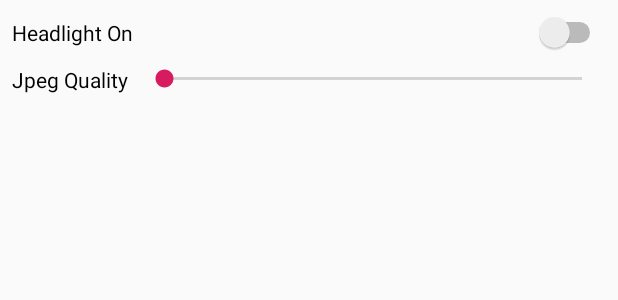
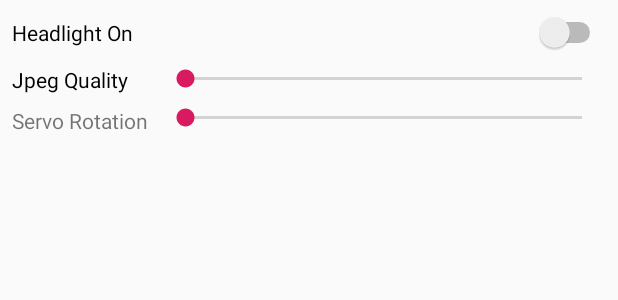
Before and after one commit to philiprodriguez/Project-Rover, an Android app: the layout dialog_server_settings.xml on its own in the app's theme, with its tools: preview values and no code run, on a phone screen of 412 x 824 dp. Shown: the top 300 px of the screen. Run offline under Robolectric (Android 15) with nearby library versions, the phone set to English and light mode, and no system bars; network calls fail.

Commit message:
Initial camera tilt support

```diff
--- a/projectroverclient/src/main/res/layout/dialog_server_settings.xml
+++ b/projectroverclient/src/main/res/layout/dialog_server_settings.xml
@@ -22,11 +22,11 @@
         android:id="@+id/sebJpegQuality"
         android:layout_width="0dp"
         android:layout_height="wrap_content"
-        android:layout_marginStart="8dp"
+        android:layout_marginStart="0dp"
         android:layout_marginTop="8dp"
         android:layout_marginEnd="8dp"
         app:layout_constraintEnd_toEndOf="parent"
-        app:layout_constraintStart_toEndOf="@+id/textView3"
+        app:layout_constraintStart_toStartOf="@+id/sebServoRot"
         app:layout_constraintTop_toBottomOf="@+id/switchHeadlightOn" />
 
     <TextView
@@ -40,4 +40,26 @@
         app:layout_constraintStart_toStartOf="parent"
         app:layout_constraintTop_toBottomOf="@+id/switchHeadlightOn" />
 
+    <TextView
+        android:id="@+id/textView4"
+        android:layout_width="wrap_content"
+        android:layout_height="wrap_content"
+        android:layout_marginStart="8dp"
+        android:layout_marginTop="8dp"
+        android:text="Servo Rotation"
+        app:layout_constraintStart_toStartOf="parent"
+        app:layout_constraintTop_toBottomOf="@+id/textView3" />
+
+    <SeekBar
+        android:id="@+id/sebServoRot"
+        android:layout_width="0dp"
+        android:layout_height="wrap_content"
+        android:layout_marginStart="8dp"
+        android:layout_marginTop="8dp"
+        android:layout_marginEnd="8dp"
+        android:max="170"
+        app:layout_constraintEnd_toEndOf="parent"
+        app:layout_constraintStart_toEndOf="@+id/textView4"
+        app:layout_constraintTop_toBottomOf="@+id/sebJpegQuality" />
+
 </android.support.constraint.ConstraintLayout>
--- a/projectrovercommunications/src/main/java/xyz/philiprodriguez/projectrovercommunications/ServerSettings.java
+++ b/projectrovercommunications/src/main/java/xyz/philiprodriguez/projectrovercommunications/ServerSettings.java
@@ -11,7 +11,7 @@ public class ServerSettings {
         // Initialize default values
         this.jpegQuality = 30;
         this.headlightOn = false;
-        this.servoRotationAmount = 0;
+        this.servoRotationAmount = 100;
     }
 
     public synchronized void setJpegQuality(int jpegQuality) {
--- a/projectroverserver/src/main/java/xyz/philiprodriguez/projectroverserver/MainActivity.java
+++ b/projectroverserver/src/main/java/xyz/philiprodriguez/projectroverserver/MainActivity.java
@@ -227,6 +227,8 @@ public class MainActivity extends AppCompatActivity {
                     e.printStackTrace();
                     setStatusAndLog("Failed to set server settings related to headlight! " + e.getMessage());
                 }
+
+                enqueueBluetoothMessage(new byte[]{'s', (byte)(serverSettingsMessage.getServerSettings().getServoRotationAmount() + 5)});
 
                 setStatusAndLog("Set server settings: " + serverSettingsMessage.getServerSettings().toString());
             }
```
Also changed, not shown: projectroverclient/src/main/java/xyz/philiprodriguez/projectrover/ConnectedActivity.java (+23 -0 lines), 1 other file.
